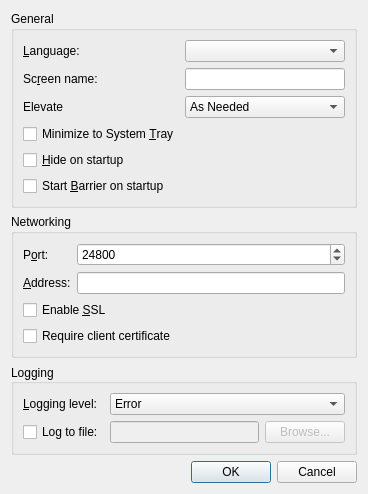
First picture: the form in src/gui/src/SettingsDialogBase.ui, repository input-leap/input-leap, before the edit.
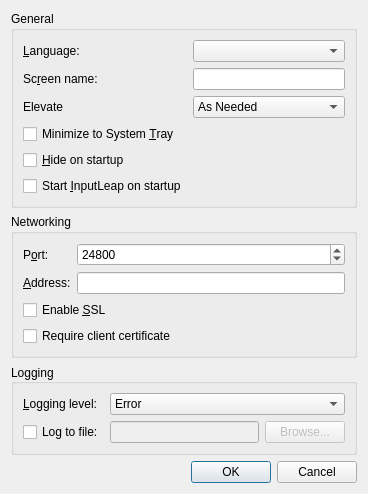
Second picture: the form after the edit.

Commit message: Rename artifacts from Barrier to InputLeap

```diff
--- a/src/gui/src/SettingsDialogBase.ui
+++ b/src/gui/src/SettingsDialogBase.ui
@@ -129,7 +129,7 @@
       <item row="5" column="0">
        <widget class="QCheckBox" name="m_pCheckBoxAutoStart">
         <property name="text">
-         <string>Start &amp;Barrier on startup</string>
+         <string>Start &amp;InputLeap on startup</string>
         </property>
        </widget>
       </item>
```
Left out of the diff: 2 changed lines with no effect on the pictures. The commit also changes 108 other files.
